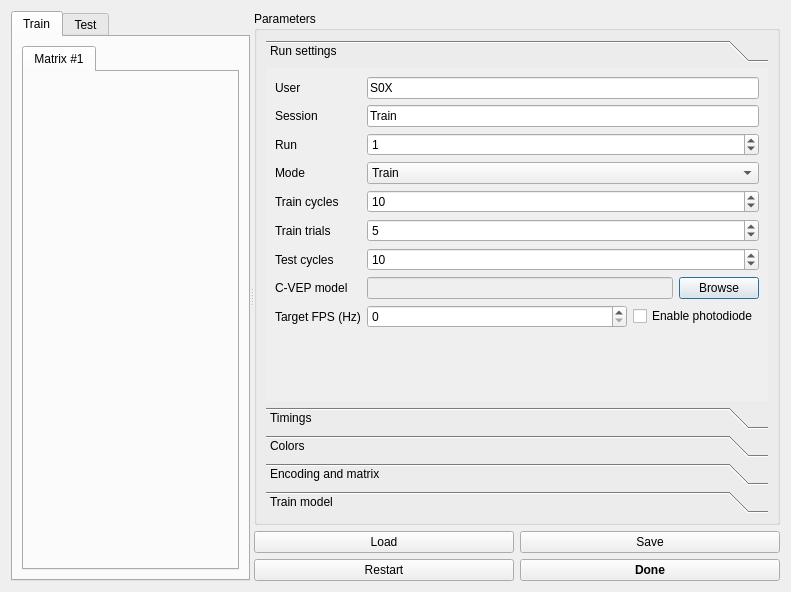
Before: the Qt Designer form config.ui in medusabci/app-cvep-speller, drawn with Qt 5.
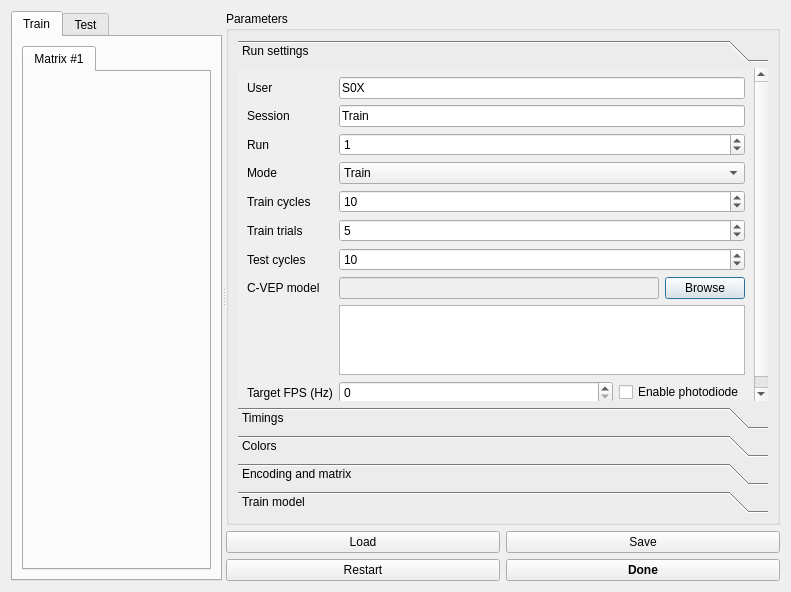
After: the same form once the commit is applied. The open tabs and pages were chosen to show the change.

```diff
--- a/config.ui
+++ b/config.ui
@@ -89,8 +89,8 @@
               <rect>
                <x>0</x>
                <y>0</y>
-               <width>511</width>
-               <height>322</height>
+               <width>510</width>
+               <height>371</height>
               </rect>
              </property>
              <attribute name="label">
@@ -290,14 +290,14 @@
                   </item>
                  </layout>
                 </item>
-                <item row="8" column="0">
+                <item row="9" column="0">
                  <widget class="QLabel" name="label_fpsresolution">
                   <property name="text">
                    <string>Target FPS (Hz)</string>
                   </property>
                  </widget>
                 </item>
-                <item row="8" column="1">
+                <item row="9" column="1">
                  <layout class="QHBoxLayout" name="horizontalLayout_2">
                   <item>
                    <widget class="QSpinBox" name="spinBox_fpsresolution">
@@ -321,6 +321,13 @@
                   </item>
                  </layout>
                 </item>
+                <item row="8" column="1">
+                 <widget class="QTextEdit" name="textEdit_monitor_rates">
+                  <property name="readOnly">
+                   <bool>true</bool>
+                  </property>
+                 </widget>
+                </item>
                </layout>
               </item>
              </layout>
```
Left out of the diff: 20 changed lines with no effect on the pictures.
